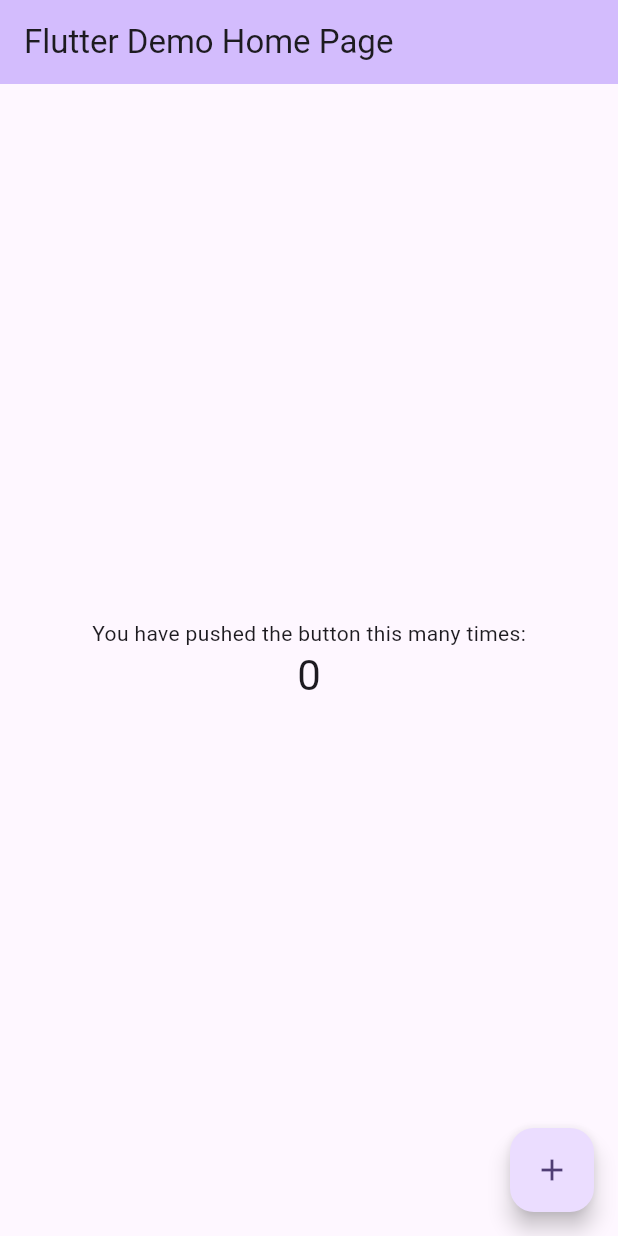
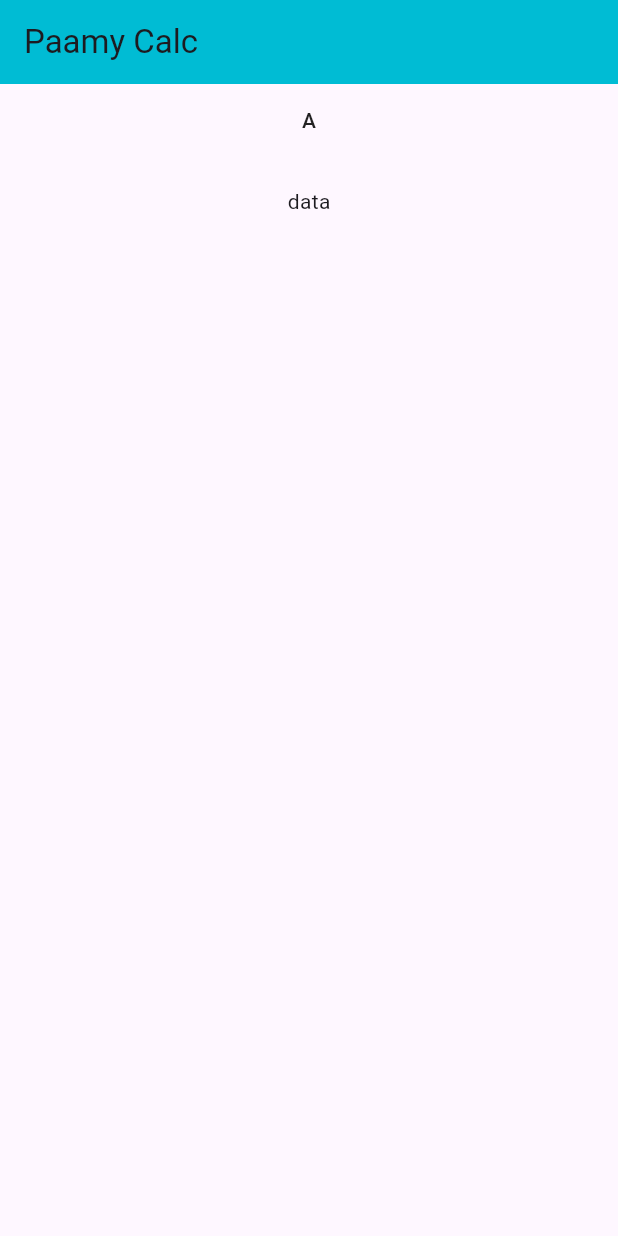
Before and after one commit to Ammarmyp/mcp_calculator, a Flutter app: the screen it shows after launch, on a phone screen of 412 x 824 dp. Run offline on Flutter 3.47's test engine with Material 3 defaults, Android fonts, the phone set to English and light mode, and no system bars.

Commit message:
initial project structure

```diff
--- /dev/null
+++ b/lib/components/custom_button.dart
@@ -0,0 +1,13 @@
+import 'package:flutter/material.dart';
+
+class CustomButton extends StatelessWidget {
+  const CustomButton({super.key});
+
+  @override
+  Widget build(BuildContext context) {
+    return MaterialButton(
+      child: const Text("A"),
+      onPressed: () {},
+    );
+  }
+}
--- a/lib/main.dart
+++ b/lib/main.dart
@@ -1,4 +1,5 @@
 import 'package:flutter/material.dart';
+import 'package:mcp_calculator/screens/simple_calculator.dart';
 
 void main() {
   runApp(const MyApp());
@@ -11,60 +12,14 @@ class MyApp extends StatelessWidget {
   @override
   Widget build(BuildContext context) {
     return MaterialApp(
-      title: 'Flutter Demo',
+      title: 'Paamy Calculator',
       theme: ThemeData(
         colorScheme: ColorScheme.fromSeed(seedColor: Colors.deepPurple),
+        appBarTheme: const AppBarTheme(backgroundColor: Colors.cyan),
         useMaterial3: true,
       ),
-      home: const MyHomePage(title: 'Flutter Demo Home Page'),
+      debugShowCheckedModeBanner: false,
+      routes: {"/": (context) => const SimpleCalculator()},
     );
   }
 }
-
-class MyHomePage extends StatefulWidget {
-  const MyHomePage({super.key, required this.title});
-
-  final String title;
-
-  @override
-  State<MyHomePage> createState() => _MyHomePageState();
-}
-
-class _MyHomePageState extends State<MyHomePage> {
-  int _counter = 0;
-
-  void _incrementCounter() {
-    setState(() {
-      _counter++;
-    });
-  }
-
-  @override
-  Widget build(BuildContext context) {
-    return Scaffold(
-      appBar: AppBar(
-        backgroundColor: Theme.of(context).colorScheme.inversePrimary,
-        title: Text(widget.title),
-      ),
-      body: Center(
-        child: Column(
-          mainAxisAlignment: MainAxisAlignment.center,
-          children: <Widget>[
-            const Text(
-              'You have pushed the button this many times:',
-            ),
-            Text(
-              '$_counter',
-              style: Theme.of(context).textTheme.headlineMedium,
-            ),
-          ],
-        ),
-      ),
-      floatingActionButton: FloatingActionButton(
-        onPressed: _incrementCounter,
-        tooltip: 'Increment',
-        child: const Icon(Icons.add),
-      ),
-    );
-  }
-}
--- /dev/null
+++ b/lib/screens/simple_calculator.dart
@@ -0,0 +1,26 @@
+import 'package:flutter/material.dart';
+import 'package:mcp_calculator/components/custom_button.dart';
+
+class SimpleCalculator extends StatelessWidget {
+  const SimpleCalculator({super.key});
+
+  @override
+  Widget build(BuildContext context) {
+    return Scaffold(
+      appBar: AppBar(
+        title: const Text("Paamy Calc"),
+      ),
+      body: const Center(
+        child: Column(
+          children: [
+            CustomButton(),
+            SizedBox(
+              height: 20,
+            ),
+            Text("data")
+          ],
+        ),
+      ),
+    );
+  }
+}
```
